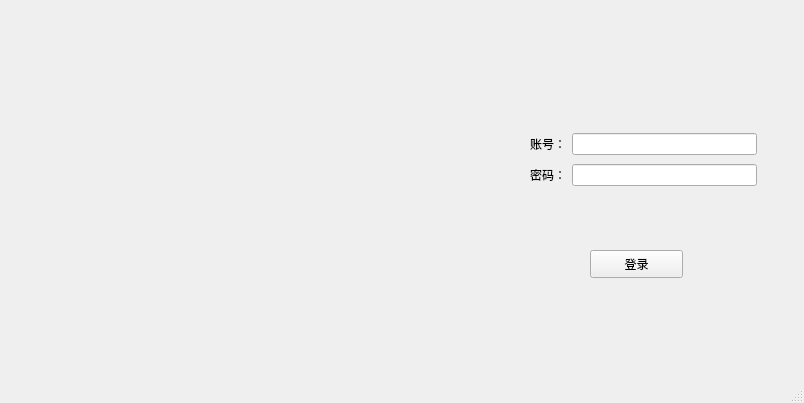
Above: ui/login.ui from AngXue/stuCour-SelMS before the change. Below: the same form after it.
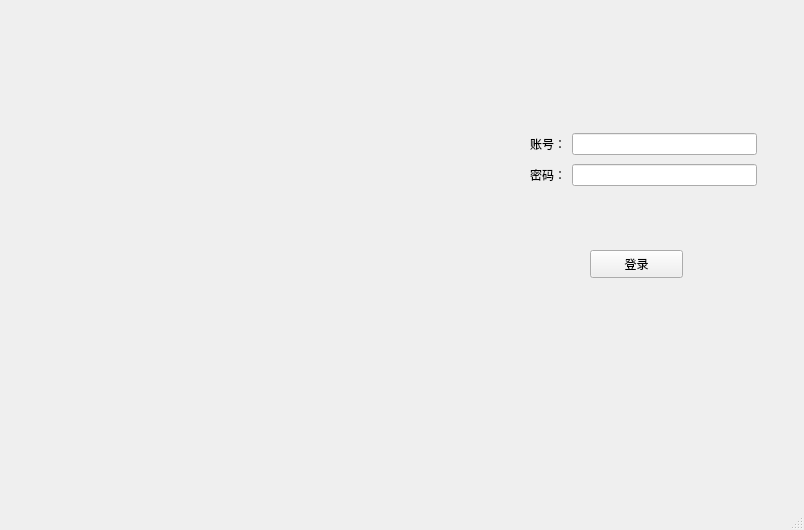
That is the form after the change. Icons and pictures are not drawn.

Commit message: login界面

Diff of the .ui file:
```diff
--- a/ui/login.ui
+++ b/ui/login.ui
@@ -7,7 +7,7 @@
     <x>0</x>
     <y>0</y>
     <width>804</width>
-    <height>403</height>
+    <height>530</height>
    </rect>
   </property>
   <property name="windowTitle">
```
Left out of the diff: 4 changed lines with no effect on the pictures. The commit also changes 6 other files.
